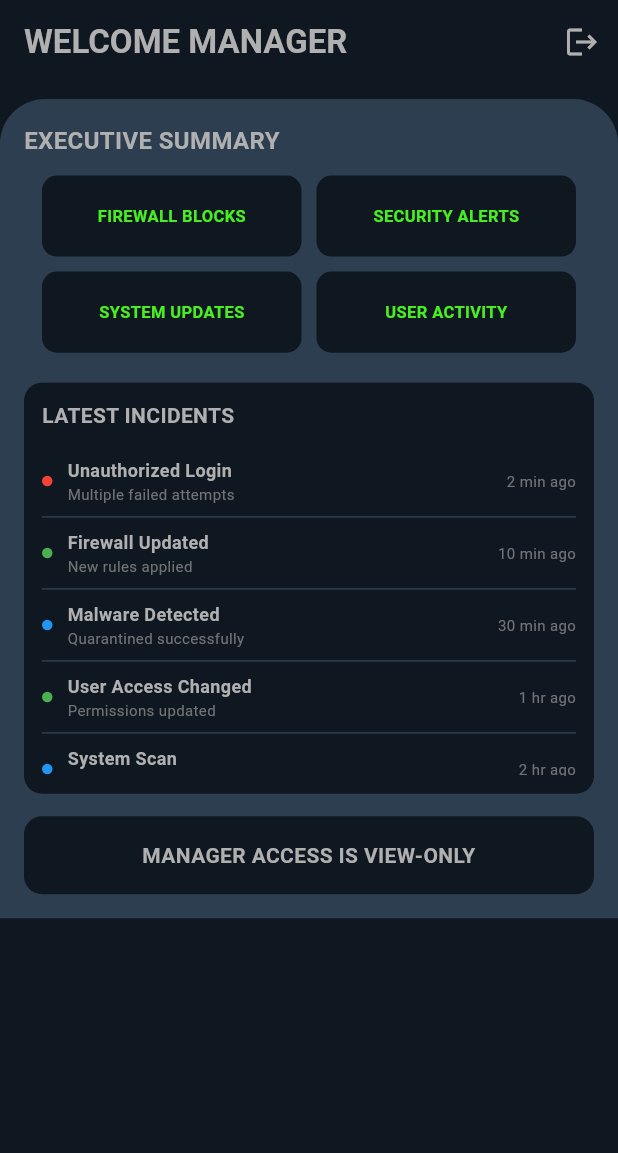
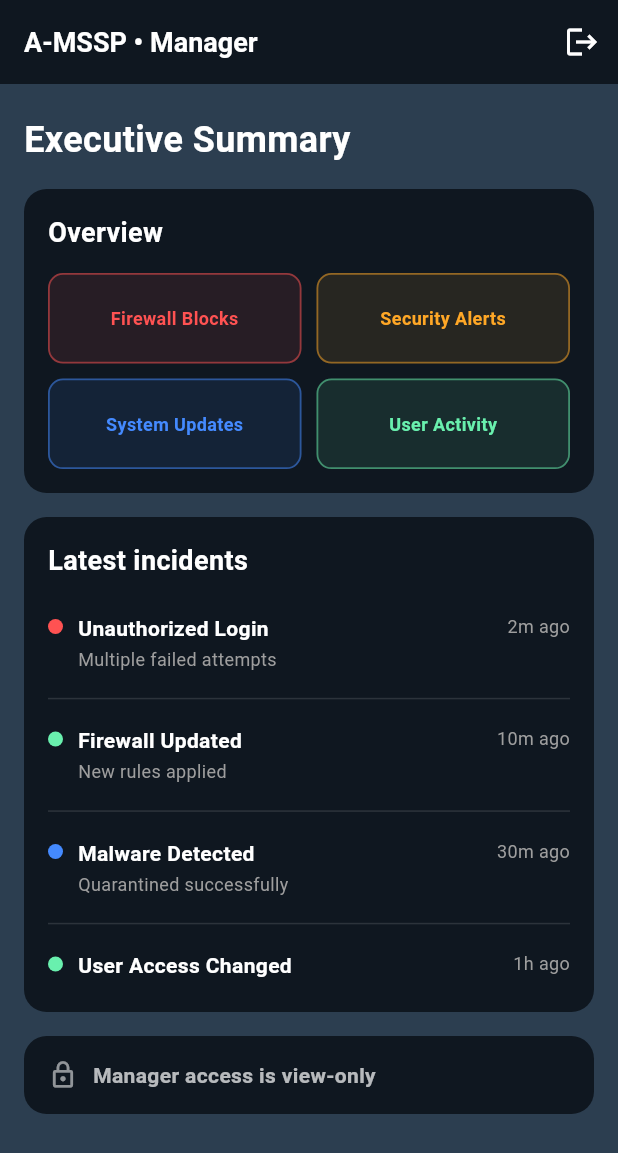
Before and after one commit to oamrmm71/Grad, a Flutter app: the ManagerHomeScreen screen opened directly, on a phone screen of 412 x 824 dp. Shown: the top 1153 px of the screen. Run offline on Flutter 3.47's test engine with Material 3 defaults, Android fonts, the phone set to English and light mode, and no system bars.

Commit message:
full modifications needs app colors just

```diff
--- /dev/null
+++ b/lib/core/widgets/kip_chip.dart
@@ -0,0 +1,30 @@
+import 'package:flutter/material.dart';
+
+class KpiChip extends StatelessWidget {
+  final String label;
+  final Color color;
+  const KpiChip({super.key, required this.label, required this.color});
+
+  @override
+  Widget build(BuildContext context) {
+    return Container(
+      padding: const EdgeInsets.symmetric(horizontal: 10, vertical: 6),
+      decoration: BoxDecoration(
+        color: color.withOpacity(0.1),
+        border: Border.all(color: color.withOpacity(0.5), width: 1.2),
+        borderRadius: BorderRadius.circular(10),
+      ),
+      child: Center(
+        child: Text(
+          label,
+          textAlign: TextAlign.center,
+          style: TextStyle(
+            color: color,
+            fontWeight: FontWeight.w600,
+            fontSize: 12,
+          ),
+        ),
+      ),
+    );
+  }
+}
--- a/lib/screens/it_home_screen.dart
+++ b/lib/screens/it_home_screen.dart
@@ -16,7 +16,7 @@ class ITHomeScreen extends StatelessWidget {
       appBar: AppBar(
         backgroundColor: AppColors.background,
         title: const Text(
-          "A-MSSP • IT",
+          "                            A-MSSP • IT",
           style: TextStyle(
               color: Colors.white, fontWeight: FontWeight.bold, fontSize: 18),
         ),
@@ -46,6 +46,7 @@ class ITHomeScreen extends StatelessWidget {
                   fontWeight: FontWeight.bold),
             ),
             const SizedBox(height: 16),
+
             CardContainer(
               child: Column(
                 crossAxisAlignment: CrossAxisAlignment.start,
@@ -78,6 +79,7 @@ class ITHomeScreen extends StatelessWidget {
             ),
 
             const SizedBox(height: 16),
+
             CardContainer(
               child: Column(
                 crossAxisAlignment: CrossAxisAlignment.start,
@@ -132,7 +134,14 @@ class ITHomeScreen extends StatelessWidget {
             ),
 
             const SizedBox(height: 16),
-            CardContainer(
+
+            Container(
+              width: double.infinity,
+              padding: const EdgeInsets.all(16),
+              decoration: BoxDecoration(
+                color: AppColors.background,
+                borderRadius: BorderRadius.circular(15),
+              ),
               child: Column(
                 crossAxisAlignment: CrossAxisAlignment.start,
                 children: [
@@ -142,25 +151,31 @@ class ITHomeScreen extends StatelessWidget {
                           fontSize: 18,
                           fontWeight: FontWeight.bold)),
                   const SizedBox(height: 12),
-                  IncidentRow(
-                    dotColor: Colors.redAccent,
-                    title: "Suspicious admin login blocked",
-                    subtitle: "Critical · DC · Contained",
-                    time: "2m ago",
-                  ),
-                  const Divider(color: Colors.white12),
-                  IncidentRow(
-                    dotColor: Colors.blueAccent,
-                    title: "Multiple failed logins",
-                    subtitle: "Medium · VPN · Resolved",
-                    time: "2m ago",
-                  ),
-                  const Divider(color: Colors.white12),
-                  IncidentRow(
-                    dotColor: Colors.greenAccent,
-                    title: "New device joined",
-                    subtitle: "Low · Printer",
-                    time: "2m ago",
+                  SizedBox(
+                    height: 260,
+                    child: ListView(
+                      children: [
+                        IncidentRow(dotColor: Colors.redAccent,   title: "Suspicious admin login blocked", subtitle: "Critical · DC · Contained",     time: "2m ago"),
+                        const Divider(color: Colors.white12),
+                        IncidentRow(dotColor: Colors.blueAccent,  title: "Multiple failed logins",         subtitle: "Medium · VPN · Resolved",       time: "15m ago"),
+                        const Divider(color: Colors.white12),
+                        IncidentRow(dotColor: Colors.greenAccent, title: "New device joined",              subtitle: "Low · Printer",                  time: "30m ago"),
+                        const Divider(color: Colors.white12),
+                        IncidentRow(dotColor: Colors.redAccent,   title: "Port scan detected",             subtitle: "High · Firewall · Blocked",      time: "45m ago"),
+                        const Divider(color: Colors.white12),
+                        IncidentRow(dotColor: Colors.orangeAccent,title: "Config change on switch",        subtitle: "Medium · Switch · Reviewing",    time: "1h ago"),
+                        const Divider(color: Colors.white12),
+                        IncidentRow(dotColor: Colors.blueAccent,  title: "VPN tunnel re-established",      subtitle: "Low · VPN · Resolved",           time: "2h ago"),
+                        const Divider(color: Colors.white12),
+                        IncidentRow(dotColor: Colors.redAccent,   title: "Brute force attempt",            subtitle: "Critical · SSH · Blocked",       time: "3h ago"),
+                        const Divider(color: Colors.white12),
+                        IncidentRow(dotColor: Colors.greenAccent, title: "Firmware updated",               subtitle: "Low · Router · Completed",       time: "4h ago"),
+                        const Divider(color: Colors.white12),
+                        IncidentRow(dotColor: Colors.orangeAccent,title: "Unusual outbound traffic",       subtitle: "High · Server · Investigating",  time: "5h ago"),
+                        const Divider(color: Colors.white12),
+                        IncidentRow(dotColor: Colors.blueAccent,  title: "Certificate renewed",            subtitle: "Low · Web Server · Completed",   time: "6h ago"),
+                      ],
+                    ),
                   ),
                 ],
               ),
--- a/lib/screens/manager_home_screen.dart
+++ b/lib/screens/manager_home_screen.dart
@@ -1,6 +1,9 @@
 import 'package:flutter/material.dart';
 import 'package:grad/core/app_colors.dart';
 import 'package:grad/screens/login.dart';
+import 'package:grad/core/widgets/card_container.dart';
+import 'package:grad/core/widgets/incident_row.dart';
+import 'package:grad/core/widgets/kip_chip.dart';
 
 class ManagerHomeScreen extends StatelessWidget {
   const ManagerHomeScreen({super.key});
@@ -8,121 +11,124 @@ class ManagerHomeScreen extends StatelessWidget {
   @override
   Widget build(BuildContext context) {
     return Scaffold(
-      backgroundColor: AppColors.background,
-
+      backgroundColor: AppColors.secondaryBackground,
       appBar: AppBar(
         backgroundColor: AppColors.background,
         elevation: 0,
         automaticallyImplyLeading: false,
         title: const Text(
-          "WELCOME MANAGER",
+          "A-MSSP • Manager",
           style: TextStyle(
-            color: AppColors.textSecondary,
+            color: Colors.white,
             fontWeight: FontWeight.bold,
+            fontSize: 18,
           ),
         ),
         actions: [
           IconButton(
-            icon: const Icon(Icons.logout, color: AppColors.textSecondary),
+            icon: const Icon(Icons.logout, color: Colors.white),
             onPressed: () {
               Navigator.pushReplacement(
                 context,
                 MaterialPageRoute(builder: (_) => const LoginScreen()),
               );
             },
-          )
+          ),
         ],
       ),
-
-      body: Container(
-        margin: const EdgeInsets.only(top: 10),
-        width: double.infinity,
-        padding: const EdgeInsets.all(16),
-        decoration: const BoxDecoration(
-          color: AppColors.secondaryBackground,
-          borderRadius: BorderRadius.vertical(top: Radius.circular(30)),
-        ),
-
-        child: SingleChildScrollView(
+      body: SingleChildScrollView(
+        padding: const EdgeInsets.symmetric(horizontal: 16, vertical: 20),
         child: Column(
+          crossAxisAlignment: CrossAxisAlignment.start,
           children: [
-              const Align(
-                alignment: Alignment.centerLeft,
-                child: Text(
-                  "EXECUTIVE SUMMARY",
+            // ── Page title ─────────────────────────────────────────
+            const Text(
+              "Executive Summary",
               style: TextStyle(
-                    color: AppColors.textSecondary,
+                color: Colors.white,
+                fontSize: 24,
                 fontWeight: FontWeight.bold,
-                    fontSize: 16,
               ),
             ),
+            const SizedBox(height: 16),
+
+            // ── Overview KPI card ──────────────────────────────────
+            CardContainer(
+              child: Column(
+                crossAxisAlignment: CrossAxisAlignment.start,
+                children: [
+                  const Text(
+                    "Overview",
+                    style: TextStyle(
+                      color: Colors.white,
+                      fontSize: 18,
+                      fontWeight: FontWeight.bold,
                     ),
-
-              const SizedBox(height: 12),
-
-              Padding(
-                padding: const EdgeInsets.symmetric(horizontal: 12),
-                child: GridView.count(
+                  ),
+                  const SizedBox(height: 14),
+                  GridView.count(
                     crossAxisCount: 2,
                     shrinkWrap: true,
                     crossAxisSpacing: 10,
                     mainAxisSpacing: 10,
                     physics: const NeverScrollableScrollPhysics(),
-                  childAspectRatio: 3.2,
-                  children: [
-                    _smallCard("FIREWALL BLOCKS"),
-                    _smallCard("SECURITY ALERTS"),
-                    _smallCard("SYSTEM UPDATES"),
-                    _smallCard("USER ACTIVITY"),
+                    childAspectRatio: 2.8,
+                    children: const [
+                      KpiChip(label: "Firewall Blocks", color: Colors.redAccent),
+                      KpiChip(label: "Security Alerts", color: Color(0xFFFFA726)),
+                      KpiChip(label: "System Updates",  color: Colors.blueAccent),
+                      KpiChip(label: "User Activity",   color: Colors.greenAccent),
+                    ],
+                  ),
                 ],
               ),
             ),
 
-              const SizedBox(height: 20),
+            const SizedBox(height: 16),
 
+            // ── Latest Incidents card (scrollable) ─────────────────
             Container(
-                padding: const EdgeInsets.all(12),
+              width: double.infinity,
+              padding: const EdgeInsets.all(16),
               decoration: BoxDecoration(
                 color: AppColors.background,
-                  borderRadius: BorderRadius.circular(12),
+                borderRadius: BorderRadius.circular(15),
               ),
               child: Column(
+                crossAxisAlignment: CrossAxisAlignment.start,
                 children: [
-                    const Align(
-                      alignment: Alignment.centerLeft,
-                      child: Text(
-                        "LATEST INCIDENTS",
+                  const Text(
+                    "Latest incidents",
                     style: TextStyle(
-                          color: AppColors.textSecondary,
+                      color: Colors.white,
+                      fontSize: 18,
                       fontWeight: FontWeight.bold,
                     ),
                   ),
-                    ),
-
-                    const SizedBox(height: 10),
-
+                  const SizedBox(height: 12),
                   SizedBox(
-                      height: 220,
+                    height: 260,
                     child: ListView(
                       children: [
-                          _incidentRow("Unauthorized Login", "Multiple failed attempts", "2 min ago", Colors.red),
-                          _divider(),
-                          _incidentRow("Firewall Updated", "New rules applied", "10 min ago", Colors.green),
-                          _divider(),
-                          _incidentRow("Malware Detected", "Quarantined successfully", "30 min ago", Colors.blue),
-                          _divider(),
-                          _incidentRow("User Access Changed", "Permissions updated", "1 hr ago", Colors.green),
-                          _divider(),
-                          _incidentRow("System Scan", "Completed successfully", "2 hr ago", Colors.blue),
-                          _incidentRow("Unauthorized Login", "Multiple failed attempts", "2 min ago", Colors.red),
-                          _divider(),
-                          _incidentRow("Firewall Updated", "New rules applied", "10 min ago", Colors.green),
-                          _divider(),
-                          _incidentRow("Malware Detected", "Quarantined successfully", "30 min ago", Colors.blue),
-                          _divider(),
-                          _incidentRow("User Access Changed", "Permissions updated", "1 hr ago", Colors.green),
-                          _divider(),
-                          _incidentRow("System Scan", "Completed successfully", "2 hr ago", Colors.blue),
+                        IncidentRow(dotColor: Colors.redAccent,   title: "Unauthorized Login",   subtitle: "Multiple failed attempts",  time: "2m ago"),
+                        const Divider(color: Colors.white12),
+                        IncidentRow(dotColor: Colors.greenAccent, title: "Firewall Updated",      subtitle: "New rules applied",         time: "10m ago"),
+                        const Divider(color: Colors.white12),
+                        IncidentRow(dotColor: Colors.blueAccent,  title: "Malware Detected",      subtitle: "Quarantined successfully",   time: "30m ago"),
+                        const Divider(color: Colors.white12),
+                        IncidentRow(dotColor: Colors.greenAccent, title: "User Access Changed",   subtitle: "Permissions updated",       time: "1h ago"),
+                        const Divider(color: Colors.white12),
+                        IncidentRow(dotColor: Colors.blueAccent,  title: "System Scan",           subtitle: "Completed successfully",    time: "2h ago"),
+                        const Divider(color: Colors.white12),
+                        IncidentRow(dotColor: Colors.redAccent,   title: "Unauthorized Login",    subtitle: "Multiple failed attempts",  time: "3h ago"),
+                        const Divider(color: Colors.white12),
+                        IncidentRow(dotColor: Colors.greenAccent, title: "Firewall Updated",      subtitle: "New rules applied",         time: "4h ago"),
+                        const Divider(color: Colors.white12),
+                        IncidentRow(dotColor: Colors.blueAccent,  title: "Malware Detected",      subtitle: "Quarantined successfully",  time: "5h ago"),
+                        const Divider(color: Colors.white12),
+                        IncidentRow(dotColor: Colors.greenAccent, title: "User Access Changed",   subtitle: "Permissions updated",       time: "6h ago"),
+                        const Divider(color: Colors.white12),
+                        IncidentRow(dotColor: Colors.blueAccent,  title: "System Scan",           subtitle: "Completed successfully",    time: "7h ago"),
                       ],
                     ),
                   ),
@@ -130,106 +136,32 @@ class ManagerHomeScreen extends StatelessWidget {
               ),
             ),
 
-              const SizedBox(height: 15),
+            const SizedBox(height: 16),
 
-              Container(
-                width: double.infinity,
-                padding: const EdgeInsets.all(16),
-                decoration: BoxDecoration(
-                  color: AppColors.background,
-                  borderRadius: BorderRadius.circular(12),
-                ),
-                child: const Text(
-                  "MANAGER ACCESS IS VIEW-ONLY",
-                  textAlign: TextAlign.center,
+            // ── View-only notice card ──────────────────────────────
+            CardContainer(
+              child: Row(
+                children: const [
+                  Icon(Icons.lock_outline, color: Colors.white54, size: 20),
+                  SizedBox(width: 10),
+                  Expanded(
+                    child: Text(
+                      "Manager access is view-only",
                       style: TextStyle(
-                    color: AppColors.textSecondary,
-                    fontWeight: FontWeight.bold,
+                        color: Colors.white70,
+                        fontWeight: FontWeight.w600,
+                        fontSize: 14,
                       ),
                     ),
                   ),
                 ],
               ),
             ),
-      ),
-    );
-  }
 
-  Widget _smallCard(String text) {
-    return Container(
-      padding: const EdgeInsets.symmetric(vertical: 6),
-      decoration: BoxDecoration(
-        color: AppColors.background,
-        borderRadius: BorderRadius.circular(10),
-      ),
-      child: Center(
-        child: Text(
-          text,
-          style: const TextStyle(
-            color: AppColors.textPrimary,
-            fontWeight: FontWeight.bold,
-            fontSize: 11,
-          ),
+            const SizedBox(height: 20),
+          ],
         ),
       ),
     );
   }
-
-  Widget _incidentRow(String title, String desc, String time, Color color) {
-    return Padding(
-      padding: const EdgeInsets.symmetric(vertical: 8),
-      child: Row(
-        children: [
-          Container(
-            width: 7,
-            height: 7,
-            decoration: BoxDecoration(
-              color: color,
-              shape: BoxShape.circle,
-            ),
-          ),
-
-          const SizedBox(width: 10),
-
-          Expanded(
-            child: Column(
-              crossAxisAlignment: CrossAxisAlignment.start,
-              children: [
-                Text(
-                  title,
-                  style: const TextStyle(
-                    color: AppColors.textSecondary,
-                    fontWeight: FontWeight.bold,
-                    fontSize: 12,
-                  ),
-                ),
-                Text(
-                  desc,
-                  style: TextStyle(
-                    color: AppColors.textSecondary.withOpacity(0.6),
-                    fontSize: 10,
-                  ),
-                ),
-              ],
-            ),
-          ),
-
-          Text(
-            time,
-            style: TextStyle(
-              color: AppColors.textSecondary.withOpacity(0.6),
-              fontSize: 10,
-            ),
-          ),
-        ],
-      ),
-    );
 }
-
-  Widget _divider() {
-    return Divider(
-      color: AppColors.secondaryBackground,
-      height: 1,
-    );
-  }
-}
```
Lines whose indentation alone changed are shown as unchanged.
